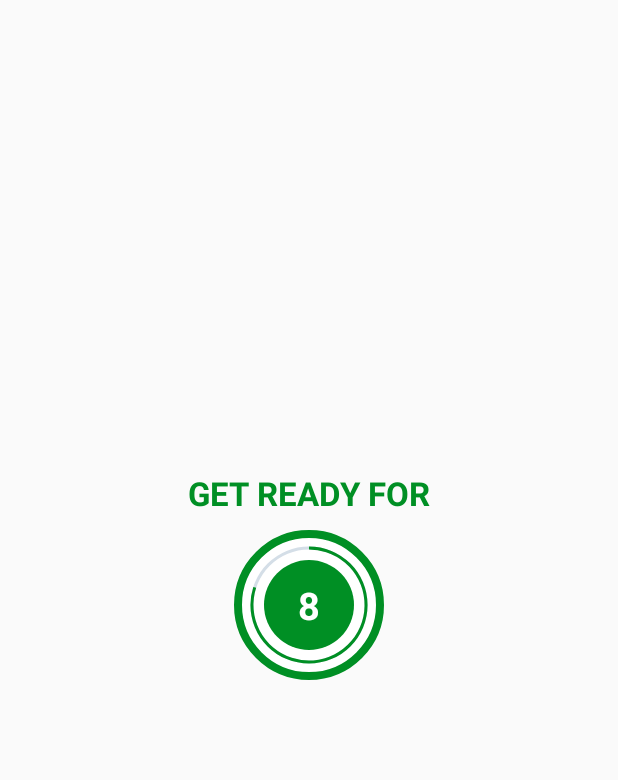
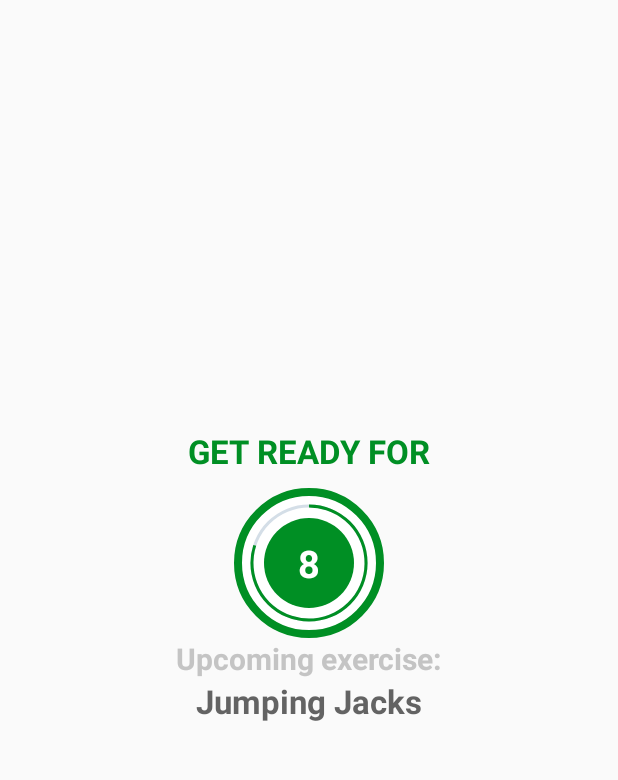
Before and after one commit to daave90/7-minute-workout, an Android app: the ExerciseActivity screen opened directly, with no data from a screen before it, on a phone screen of 412 x 824 dp, the part 84-864 px from its top. Run offline under Robolectric (Android 15) with nearby library versions, the light colour scheme and no system bars.

Commit message:
set upcoming exercise in rest view

```diff
--- a/app/src/main/java/pl/daveproject/workout/activity/ExerciseActivity.kt
+++ b/app/src/main/java/pl/daveproject/workout/activity/ExerciseActivity.kt
@@ -1,5 +1,6 @@
 package pl.daveproject.workout.activity
 
+import android.opengl.Visibility
 import android.os.Bundle
 import android.os.CountDownTimer
 import android.view.View
@@ -33,8 +34,8 @@
             onBackPressed()
         }
 
+        exerciseList = Constants.createDefaultExerciseList()
         setupRestView()
-        exerciseList = Constants.createDefaultExerciseList()
     }
 
     override fun onDestroy() {
@@ -69,11 +70,25 @@
 
         val restView = findViewById<LinearLayout>(R.id.llRestView)
         restView.visibility = View.VISIBLE
+
+        setUpcomingExercise()
         if (restTimer != null) {
             restTimer?.cancel()
             restProgress = 0
         }
         setRestProgressBar()
+    }
+
+    private fun setUpcomingExercise() {
+        val upcomingExerciseName = findViewById<TextView>(R.id.tvUpcomingExerciseName)
+        val upcomingExerciseLabel = findViewById<TextView>(R.id.tvUpcomingExerciseLabel)
+        val upcomingExercisePosition = currentExercisePosition + 1
+        if(upcomingExercisePosition < exerciseList?.size!!) {
+            upcomingExerciseName.text = exerciseList?.get(upcomingExercisePosition)?.getName()
+        } else {
+            upcomingExerciseName.visibility = View.GONE
+            upcomingExerciseLabel.visibility = View.GONE
+        }
     }
 
     private fun setExerciseProgressBar() {
--- a/app/src/main/res/layout/activity_exercise.xml
+++ b/app/src/main/res/layout/activity_exercise.xml
@@ -63,6 +63,23 @@
                     tools:text="10" />
             </LinearLayout>
         </FrameLayout>
+
+        <TextView
+            android:id="@+id/tvUpcomingExerciseLabel"
+            android:layout_width="wrap_content"
+            android:layout_height="wrap_content"
+            android:text="@string/upcoming_exercise"
+            android:textColor="@color/colorHighLighted"
+            android:textSize="20sp"
+            android:textStyle="bold" />
+
+        <TextView
+            android:id="@+id/tvUpcomingExerciseName"
+            android:layout_width="wrap_content"
+            android:layout_height="wrap_content"
+            android:textColor="@color/colorPrimary"
+            android:textSize="22sp"
+            android:textStyle="bold" />
     </LinearLayout>
 
     <LinearLayout
--- a/app/src/main/res/values/strings.xml
+++ b/app/src/main/res/values/strings.xml
@@ -5,4 +5,5 @@
     <string name="getReady">GET READY FOR</string>
     <string name="exerciseName">Exercise name</string>
     <string name="exerciseImage">Exercise image</string>
+    <string name="upcoming_exercise">Upcoming exercise:</string>
 </resources>
```
